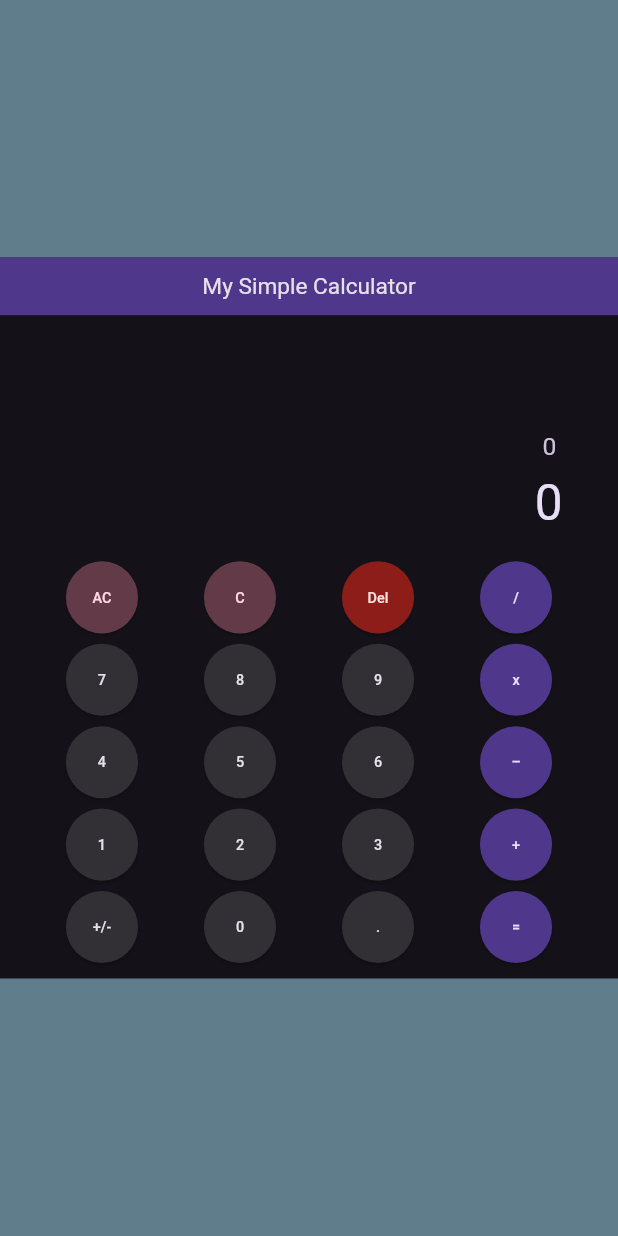
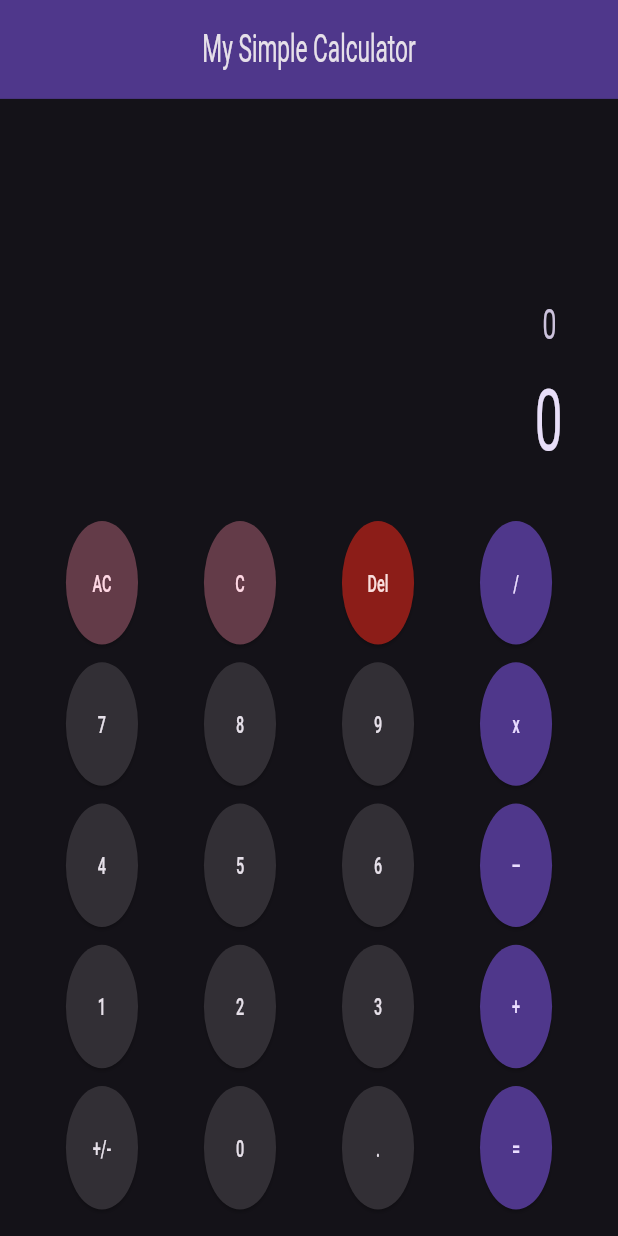
Before and after one commit to csarevalo/Flutter-App-Simple-Calculator, a Flutter app: the screen it shows after launch, on a phone screen of 412 x 824 dp. Run offline on Flutter 3.47's test engine with Material 2 defaults, Android fonts, the phone set to English and light mode, and no system bars; Roboto replaces fonts that are missing (Poppins).

Commit message:
changed fittedBox fit from contain to fill

```diff
--- a/lib/src/calculator_app.dart
+++ b/lib/src/calculator_app.dart
@@ -52,16 +52,13 @@ class _ScalingBox extends StatelessWidget {
     double logicWidth = 600;
     double logicHeight = 700;
     return SizedBox.expand(
-      child: Container(
-        color: Colors.blueGrey,
       child: FittedBox(
-          fit: BoxFit.contain,
+        fit: BoxFit.fill,
         alignment: Alignment.center,
         child: SizedBox(
           width: logicWidth,
           height: logicHeight,
           child: const ScaffoldContent(),
-          ),
         ),
       ),
     );
```
Lines whose indentation alone changed are shown as unchanged.
